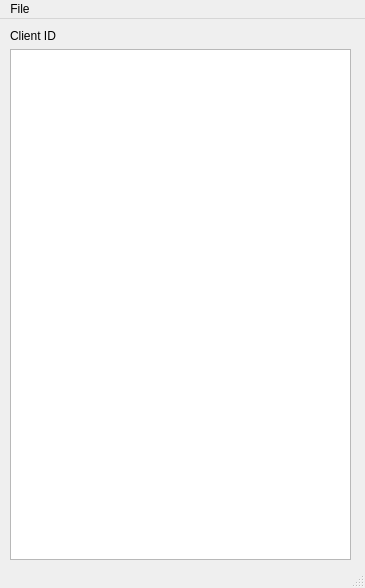
Qt form src/ui/ServerUi.ui (BarrosoK/multithread_server) before a commit.
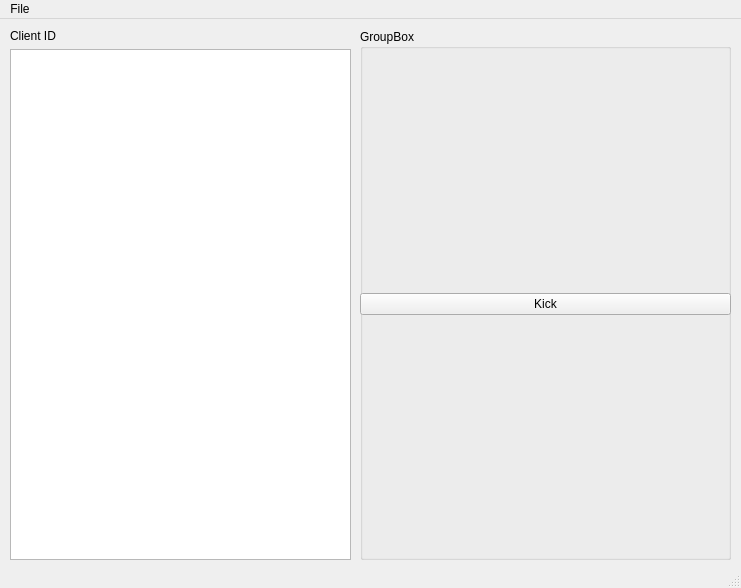
The same form after that commit.

Commit message: + ability to kick client from ui

```diff
--- a/src/ui/ServerUi.ui
+++ b/src/ui/ServerUi.ui
@@ -6,7 +6,7 @@
    <rect>
     <x>0</x>
     <y>0</y>
-    <width>365</width>
+    <width>741</width>
     <height>588</height>
    </rect>
   </property>
@@ -52,13 +52,45 @@
      </item>
     </layout>
    </widget>
+   <widget class="QGroupBox" name="selectedClient">
+    <property name="geometry">
+     <rect>
+      <x>360</x>
+      <y>10</y>
+      <width>371</width>
+      <height>531</height>
+     </rect>
+    </property>
+    <property name="title">
+     <string>GroupBox</string>
+    </property>
+    <widget class="QWidget" name="verticalLayoutWidget">
+     <property name="geometry">
+      <rect>
+       <x>0</x>
+       <y>20</y>
+       <width>371</width>
+       <height>511</height>
+      </rect>
+     </property>
+     <layout class="QVBoxLayout" name="verticalLayout">
+      <item>
+       <widget class="QPushButton" name="kickButton">
+        <property name="text">
+         <string>Kick</string>
+        </property>
+       </widget>
+      </item>
+     </layout>
+    </widget>
+   </widget>
   </widget>
   <widget class="QMenuBar" name="menubar">
    <property name="geometry">
     <rect>
      <x>0</x>
      <y>0</y>
-     <width>365</width>
+     <width>741</width>
      <height>22</height>
     </rect>
    </property>
```
The commit also changes 4 other files.
